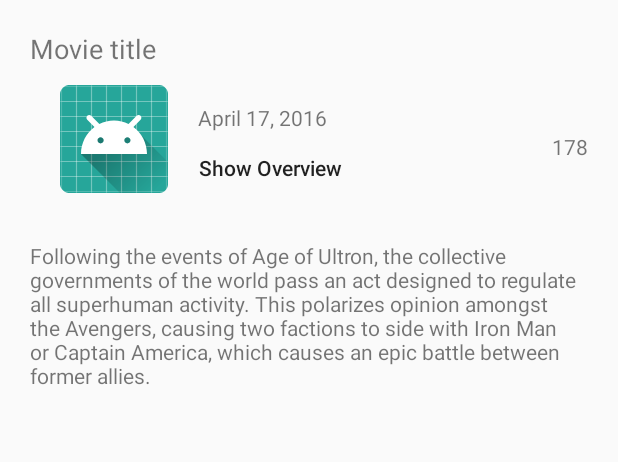
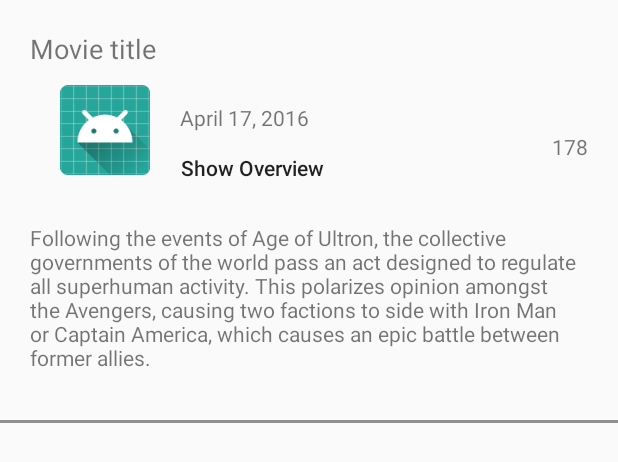
Before and after one commit to JacobSheehy/KotlinMovies2016Demo, an Android app: the layout item_movie.xml on its own in the app's theme, with its tools: preview values and no code run, on a phone screen of 412 x 824 dp. Shown: the top 462 px of the screen. Run offline under Robolectric (Android 15) with nearby library versions, the phone set to English and light mode, and no system bars.

```diff
--- a/app/build.gradle
+++ b/app/build.gradle
@@ -41,16 +41,12 @@ dependencies {
     implementation 'com.google.code.gson:gson:2.8.2'
     implementation 'com.squareup.retrofit2:retrofit:2.3.0'
     implementation 'com.squareup.retrofit2:converter-gson:2.3.0'
+    implementation 'com.squareup.retrofit2:adapter-rxjava:2.1.0'
 
-    implementation 'io.reactivex.rxjava2:rxandroid:2.0.0'
-    implementation 'io.reactivex:rxandroid:1.2.1'
-    implementation 'com.squareup.retrofit2:adapter-rxjava:2.1.0'
 
     implementation 'com.android.support:recyclerview-v7:27.1.1'
 
     implementation 'com.github.bumptech.glide:glide:4.2.0'
-
-
     kapt 'com.github.bumptech.glide:compiler:4.2.0'
 
 }
--- a/app/src/main/res/layout/item_movie.xml
+++ b/app/src/main/res/layout/item_movie.xml
@@ -4,7 +4,8 @@
     android:layout_height="wrap_content"
     xmlns:tools="http://schemas.android.com/tools"
     xmlns:app="http://schemas.android.com/apk/res-auto"
-    android:id="@+id/layoutItemMovie">
+    android:id="@+id/layoutItemMovie"
+    android:animateLayoutChanges="true">
 
     <TextView
         android:id="@+id/textMovieTitle"
@@ -18,8 +19,8 @@
 
     <ImageView
         android:id="@+id/imageMoviePoster"
-        android:layout_width="wrap_content"
-        android:layout_height="wrap_content"
+        android:layout_width="@dimen/poster_width"
+        android:layout_height="@dimen/poster_width"
         tools:src="@mipmap/ic_launcher"
         app:layout_constraintStart_toStartOf="@id/textMovieTitle"
         app:layout_constraintTop_toBottomOf="@id/textMovieTitle"
@@ -73,6 +74,13 @@
         android:visibility="gone"
         tools:visibility="visible"/>
 
+    <View
+        android:layout_width="match_parent"
+        android:layout_height="2dp"
+        android:background="#88333333"
+        app:layout_constraintTop_toBottomOf="@id/textMovieDescription"
+        android:layout_marginTop="12dp"
+        />
 
 
 </android.support.constraint.ConstraintLayout>
--- a/app/src/main/res/values/dimens.xml
+++ b/app/src/main/res/values/dimens.xml
@@ -3,4 +3,5 @@
     <dimen name="text_size_movie_title">18sp</dimen>
     <dimen name="item_start_margin">20dp</dimen>
     <dimen name="item_general_margin">12dp</dimen>
+    <dimen name="poster_width">60dp</dimen>
 </resources>
--- a/app/src/main/res/values/strings.xml
+++ b/app/src/main/res/values/strings.xml
@@ -1,5 +1,7 @@
 <resources>
     <string name="app_name">Best2016Movies</string>
     <string name="show_overview">Show Overview</string>
+    <string name="hide_overview">Hide Overview</string>
     <string name="demo_text_description">Following the events of Age of Ultron, the collective governments of the world pass an act designed to regulate all superhuman activity. This polarizes opinion amongst the Avengers, causing two factions to side with Iron Man or Captain America, which causes an epic battle between former allies.</string>
+    <string name="load_data_failure">Unable to load data, please try again</string>
 </resources>
```
Also changed, not shown: app/src/main/java/com/jacobsheehy/best2016movies/InternalConfig.kt (added, +7 -0 lines), app/src/main/java/com/jacobsheehy/best2016movies/MainActivity.kt (+6 -19 lines), app/src/main/java/com/jacobsheehy/best2016movies/adapters/MovieAdapter.kt (+35 -7 lines), app/src/main/java/com/jacobsheehy/best2016movies/interfaces/TMDbService.kt (+10 -4 lines), app/src/main/java/com/jacobsheehy/best2016movies/presenters/MoviePresenter.kt (+38 -6 lines), app/src/main/java/com/jacobsheehy/best2016movies/models/MoviesResponse.kt (line endings or trailing spaces).
